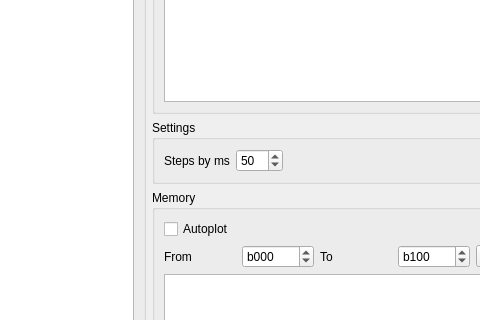
jetSett/TemplatedProcessor, file mainwindow.ui: the form before one commit; both pictures show x 367 to 847 and y 139 to 459 of the 944 by 710 pixel window.
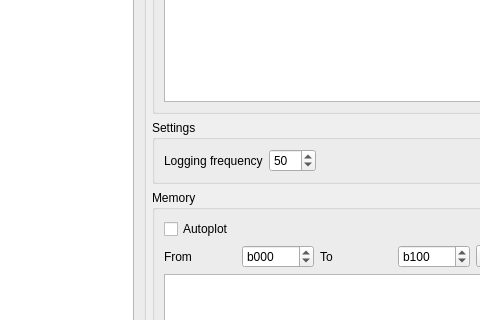
The form after the commit.

Patch:
```diff
--- a/mainwindow.ui
+++ b/mainwindow.ui
@@ -152,7 +152,7 @@
              <item row="0" column="0">
               <widget class="QLabel" name="stepsByFramesLabel">
                <property name="text">
-                <string>Steps by ms</string>
+                <string>Logging frequency</string>
                </property>
               </widget>
              </item>
```
